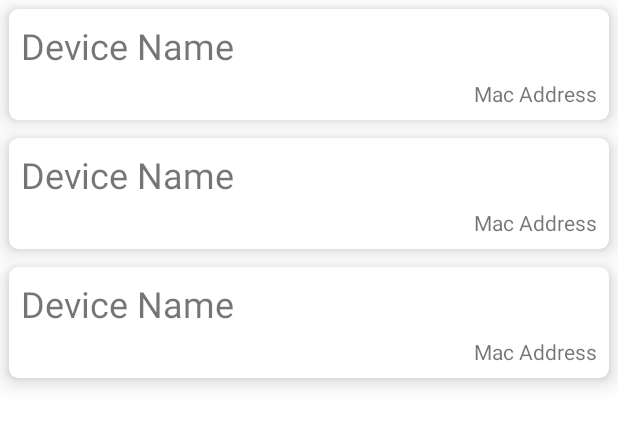
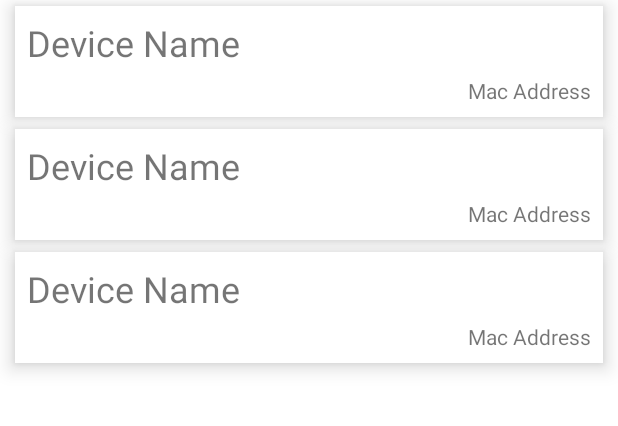
Before and after one commit to Youssef554/IEEE_Karty, an Android app: the layout activity_main.xml on its own in the app's theme, with its tools: preview values and no code run, on a phone screen of 412 x 824 dp. Shown: the top 426 px of the screen. Run offline under Robolectric (Android 15) with nearby library versions, the phone set to English and light mode, and no system bars.

Commit message:
changed some constants

```diff
--- a/app/src/main/java/com/example/karty/presentation/controlScreen/ControlActivity.kt
+++ b/app/src/main/java/com/example/karty/presentation/controlScreen/ControlActivity.kt
@@ -4,6 +4,7 @@ import android.annotation.SuppressLint
 import android.os.Bundle
 import android.widget.Button
 import android.widget.TextView
+import android.widget.Toast
 import androidx.activity.viewModels
 import androidx.appcompat.app.AppCompatActivity
 import com.example.karty.R
@@ -28,11 +29,13 @@ class ControlActivity : AppCompatActivity() {
         val backwardBtn:Button = findViewById(R.id.btn_GoBackward)
         val rightBtn:Button = findViewById(R.id.btn_GoRight)
         val leftBtn:Button = findViewById(R.id.btn_GoLeft)
+
         //monitor is connected or not
         viewModel.isConnected.observe(this){
             val tv:TextView = findViewById(R.id.tv_IsConnected)
             tv.text = if (it) "Connected" else "Not connected"
         }
+
 
 
         //movement controls using a custom onTouch listener
--- a/app/src/main/res/layout/item_device.xml
+++ b/app/src/main/res/layout/item_device.xml
@@ -5,7 +5,10 @@
     android:id="@+id/dc_DeviceCard"
     android:layout_width="match_parent"
     android:layout_height="74dp"
-    android:layout_margin="6dp"
+    android:layout_marginStart="@dimen/CardMarginH"
+    android:layout_marginTop="@dimen/CardMarginV"
+    android:layout_marginEnd="@dimen/CardMarginH"
+    android:layout_marginBottom="@dimen/CardMarginV"
     app:cardCornerRadius="@dimen/CardRoundness"
     app:cardElevation="@dimen/CardElevation">
 
--- a/app/src/main/res/values/constants.xml
+++ b/app/src/main/res/values/constants.xml
@@ -1,6 +1,7 @@
 <?xml version="1.0" encoding="utf-8"?>
 <resources>
     <dimen name="CardElevation">8dp</dimen>
-    <dimen name="CardRoundness">6dp</dimen>
-    <dimen name="CardPadding">4dp</dimen>
+    <dimen name="CardRoundness">0dp</dimen>
+    <dimen name="CardMarginV">4dp</dimen>
+    <dimen name="CardMarginH">10dp</dimen>
 </resources>
```
Also changed, not shown: app/src/main/java/com/example/karty/presentation/controlScreen/ControlViewModel.kt (+27 -18 lines).
